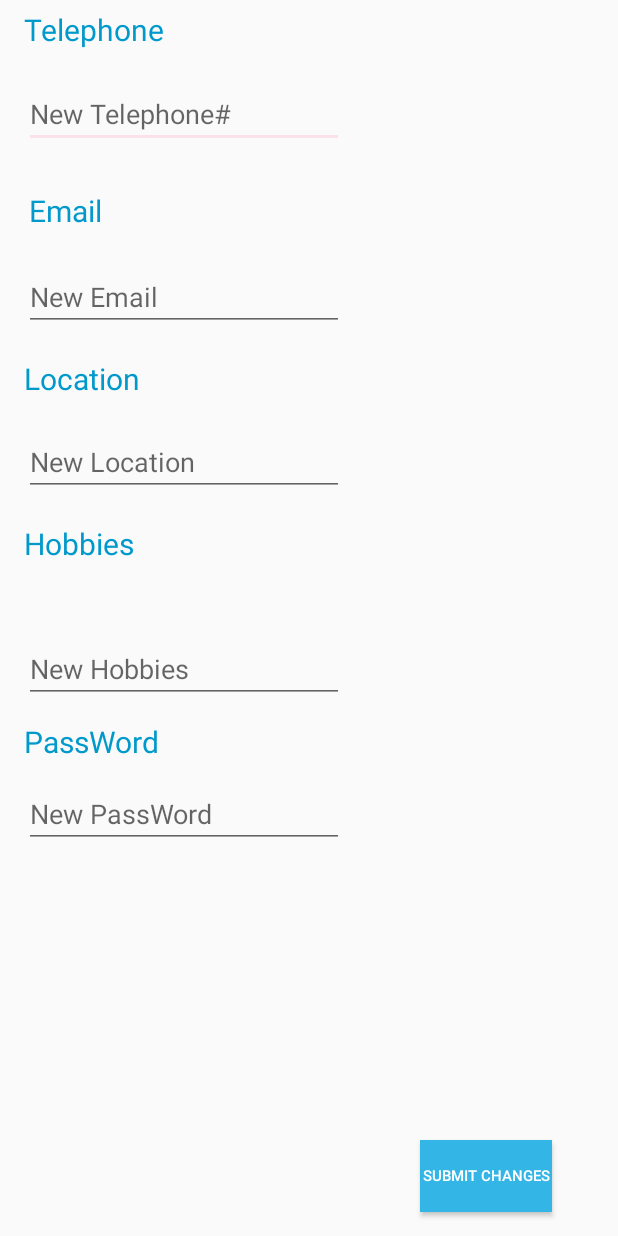
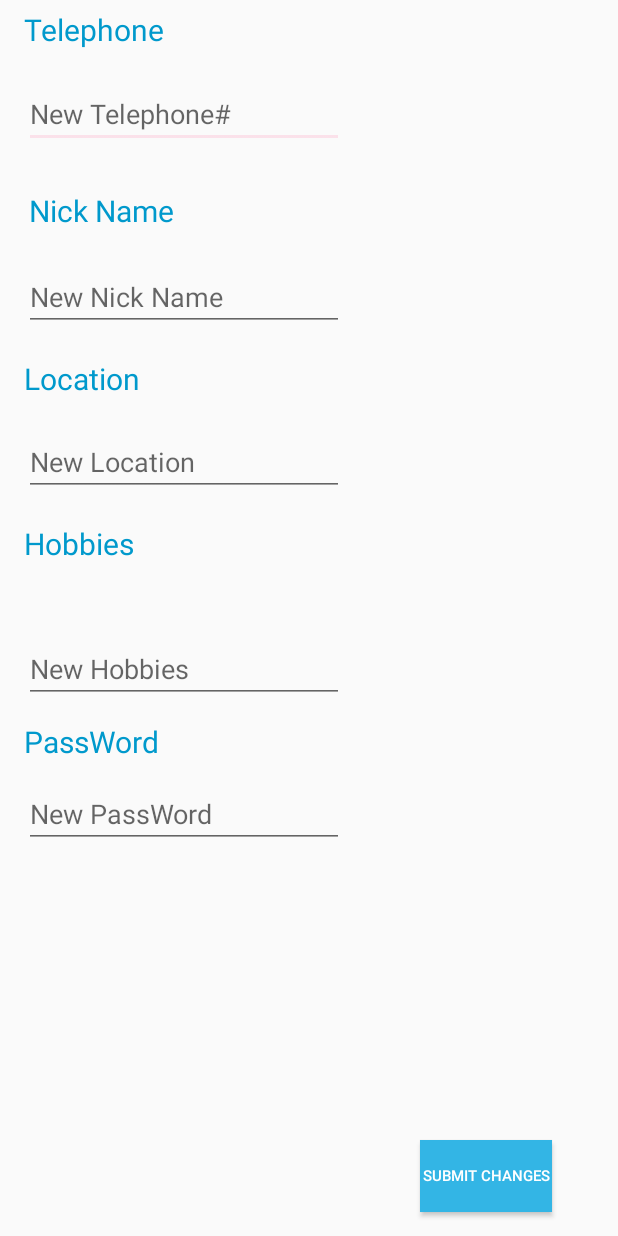
Before and after one commit to NinjaSong/MyFirstApp, an Android app: the profilename screen opened directly, with no data from a screen before it, after a tap on "EDIT PROFILE", on a phone screen of 412 x 824 dp. Run offline under Robolectric (Android 15) with nearby library versions, the phone set to English and light mode, and no system bars; our stand-ins replace Firebase (no records; nobody signed in at launch, a user with empty details on screens opened directly); 4 statements that could not run were skipped.

```diff
--- a/app/src/main/java/com/example/song/myfirstapp/SignUpActivity.java
+++ b/app/src/main/java/com/example/song/myfirstapp/SignUpActivity.java
@@ -55,6 +55,11 @@ public class SignUpActivity extends AppCompatActivity {
                                 @Override
                                 public void onComplete(@NonNull Task<AuthResult> task) {
                                     if (task.isSuccessful()) {
+
+
+
+
+
                                         Intent intent = new Intent(SignUpActivity.this, Change_Profile.class);
                                         intent.addFlags(Intent.FLAG_ACTIVITY_NEW_TASK);
                                         intent.addFlags(Intent.FLAG_ACTIVITY_CLEAR_TASK);
--- a/app/src/main/java/com/example/song/myfirstapp/profilename.java
+++ b/app/src/main/java/com/example/song/myfirstapp/profilename.java
@@ -7,7 +7,6 @@ import android.support.design.widget.BottomNavigationView;
 import android.support.v7.app.AppCompatActivity;
 import android.view.MenuItem;
 import android.widget.TextView;
-import android.widget.Button;
 import android.view.View;
 import android.view.Menu;
 import android.widget.ViewFlipper;
@@ -23,6 +22,7 @@ import com.google.firebase.database.ValueEventListener;
 public class profilename extends AppCompatActivity {
     private TextView mTextMessage;
     private String mUserId;
+    private String mUserEmail;
     private DatabaseReference mDatabase;
     private FirebaseAuth mFirebaseAuth;
     private FirebaseUser mFirebaseUser;
@@ -54,62 +54,42 @@ public class profilename extends AppCompatActivity {
             this.startActivity(intentlg);
         } else {
             mUserId = mFirebaseUser.getUid();
-//            TextView profileName = (TextView) findViewById(R.id.user_profile_name);
-            final TextView profilePhone = (TextView) findViewById(R.id.phone);
-            final TextView profileLocation = (TextView) findViewById(R.id.profile_location);
-            final TextView profileHobbies = (TextView) findViewById(R.id.profile_hobbies);
+            mUserEmail=mFirebaseUser.getEmail();
+            final TextView profileName = (TextView) findViewById(R.id.vf).findViewById(R.id.user_profile_name);
+            final TextView profilePhone = (TextView) findViewById(R.id.vf).findViewById(R.id.phone);
+            final TextView profileLocation = (TextView) findViewById(R.id.vf).findViewById(R.id.profile_location);
+            final TextView profileHobbies = (TextView) findViewById(R.id.vf).findViewById(R.id.profile_hobbies);
+            final TextView profileEmail = (TextView) findViewById(R.id.vf).findViewById(R.id.user_profile_email);
+            final TextView name = (TextView) findViewById(R.id.vf).findViewById(R.id.name);
+
+
 
 //            profileName.setText("Happy");
 
 
-//            mDatabase.child("users").child(mUserId).child("Email").addValueEventListener(new ValueEventListener() {
-//                @Override
-//                public void onDataChange(DataSnapshot snapshot) {
-//                    String npName=snapshot.getValue().toString();
-//                    profileName.setText(npName);
-//
-//
-//
-//
-//
-//
-//
-//                    //System.out.println(snapshot.getValue());  //prints "Do you have data? You'll love Firebase."
-//                }
-//
-//                @Override
-//                public void onCancelled(DatabaseError databaseError) {
-//
-//                }
-//
-//            });
-//
-//
+            mDatabase.child("users").child(mUserId).addValueEventListener(new ValueEventListener() {
+                @Override
+                public void onDataChange(DataSnapshot snapshot) {
+                    String npName=snapshot.child("NickName").getValue().toString();
+                    profileName.setText(npName);
+                    name.setText("Name:"+npName);
+                    String npPhone=snapshot.child("Telephone").getValue().toString();
+                    profilePhone.setText("Telephone:"+npPhone);
+                    String npLocation=snapshot.child("Location").getValue().toString();
+                    profileLocation.setText("Location:"+npLocation);
+                    String npHobby=snapshot.child("Hobby").getValue().toString();
+                    profileHobbies.setText("Hobbies:"+npHobby);
+                    profileEmail.setText(mUserEmail);
 
+                }
 
+                @Override
+                public void onCancelled(DatabaseError databaseError) {
 
-//            mDatabase.child("users").child(mUserId).addValueEventListener(new ValueEventListener() {
-//                @Override
-//                public void onDataChange(DataSnapshot snapshot) {
-//
-//                    String npName=newPost.get("Email").toString();
-//                    String npHobby=newPost.get("Hobby").toString();
-//                    String npLocation=newPost.get("Location").toString();
-//
-//                    String npTel=newPost.get("Telephone").toString();
-//
-//                    profilePhone.setText(npTel);
-//                    profileLocation.setText("Location:"+npLocation);
-//                    profileHobbies.setText("Hobbies:"+npHobby);
-//                    System.out.println(snapshot.getValue());  //prints "Do you have data? You'll love Firebase."
-//                }
-//
-//                @Override
-//                public void onCancelled(DatabaseError databaseError) {
-//
-//                }
-//
-//            });
+                }
+
+            });
+
 
 
 
@@ -150,7 +130,7 @@ public class profilename extends AppCompatActivity {
 
 
 
-    public void buttonAddClick(){
+    public void buttonAddClick(View v){
         ViewFlipper vf = (ViewFlipper)findViewById(R.id.vf);
         vf.setDisplayedChild(3);
     }
--- a/app/src/main/res/layout/edit_profile.xml
+++ b/app/src/main/res/layout/edit_profile.xml
@@ -36,27 +36,27 @@
         android:layout_width="wrap_content"
         android:layout_height="wrap_content"
         android:layout_margin="19dp"
+        android:layout_marginLeft="19dp"
         android:layout_marginTop="8dp"
-        android:text="Email"
+        android:text="Nick Name"
         android:textColor="@android:color/holo_blue_dark"
         android:textSize="20sp"
         app:layout_constraintBottom_toBottomOf="parent"
+        app:layout_constraintLeft_toLeftOf="parent"
         app:layout_constraintTop_toBottomOf="@+id/edittel"
-        app:layout_constraintVertical_bias="0.013"
-        android:layout_marginLeft="19dp"
-        app:layout_constraintLeft_toLeftOf="parent" />
+        app:layout_constraintVertical_bias="0.013" />
 
     <EditText
-        android:id="@+id/editemail"
+        android:id="@+id/editnickname"
         android:layout_width="wrap_content"
         android:layout_height="wrap_content"
+        android:layout_marginLeft="16dp"
         android:layout_marginTop="21dp"
         android:ems="10"
-        android:hint="New Email"
+        android:hint="New Nick Name"
         android:inputType="textPersonName"
-        app:layout_constraintTop_toBottomOf="@+id/textView4"
-        android:layout_marginLeft="16dp"
-        app:layout_constraintLeft_toLeftOf="parent" />
+        app:layout_constraintLeft_toLeftOf="parent"
+        app:layout_constraintTop_toBottomOf="@+id/textView4" />
 
     <TextView
         android:id="@+id/textView5"
@@ -66,7 +66,7 @@
         android:text="Location"
         android:textColor="@android:color/holo_blue_dark"
         android:textSize="20sp"
-        app:layout_constraintTop_toBottomOf="@+id/editemail"
+        app:layout_constraintTop_toBottomOf="@+id/editnickname"
         android:layout_marginLeft="16dp"
         app:layout_constraintLeft_toLeftOf="parent" />
 
```
Also changed, not shown: app/src/main/java/com/example/song/myfirstapp/Change_Profile.java (+5 -6 lines), app/src/main/res/layout/content_profile.xml (+6 -6 lines), app/src/main/res/layout/content_profile_agent.xml (+4 -3 lines).
